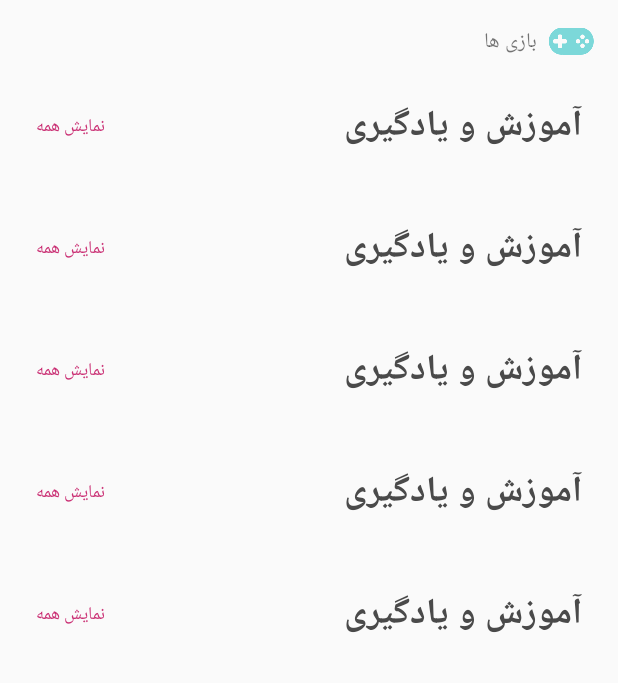
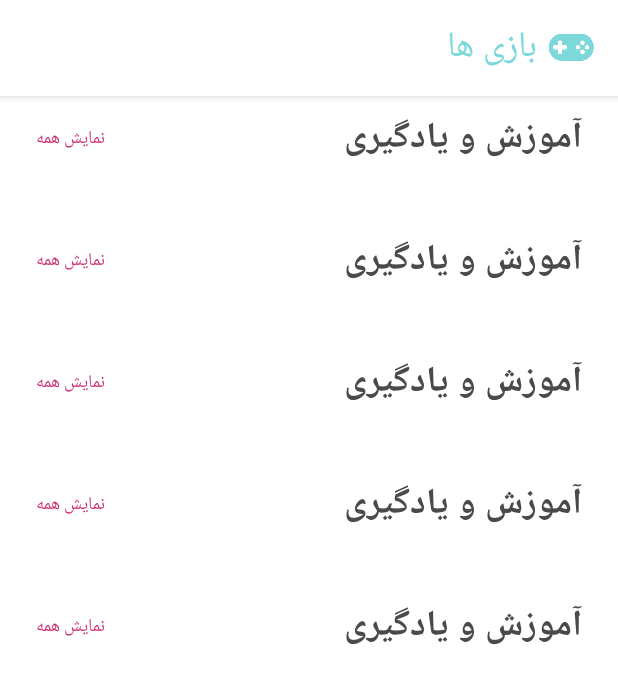
Before and after one commit to Kadouk/Kadouk-Android, an Android app: the layout fragment_game.xml on its own in the app's theme, with its tools: preview values and no code run, on a phone screen of 412 x 824 dp. Shown: the top 683 px of the screen. Run offline under Robolectric (Android 15) with nearby library versions, the phone set to English and light mode, and no system bars.

Commit message:
set toolbar height, clean color file

```diff
--- a/app/src/main/java/com/kadouk/app/ParentPasswordActivity.java
+++ b/app/src/main/java/com/kadouk/app/ParentPasswordActivity.java
@@ -39,7 +39,7 @@ public class ParentPasswordActivity extends AppCompatActivity {
 
         fab = findViewById(R.id.signup_password_fab);
         fab.setEnabled(false);
-        fab.setBackgroundTintList(ColorStateList.valueOf(getResources().getColor(R.color.color_tertiary)));
+        fab.setBackgroundTintList(ColorStateList.valueOf(getResources().getColor(R.color.colorTertiary)));
         EditTextPassword = findViewById(R.id.signup_password_edt);
         EditTextPassword.addTextChangedListener(mTextEditorWatcher);
     }
@@ -85,10 +85,10 @@ public class ParentPasswordActivity extends AppCompatActivity {
 
         public void onTextChanged(CharSequence s, int start, int before, int count) {
             if(s.length() == EditTextMaxLength){
-                fab.setBackgroundTintList(ColorStateList.valueOf(getResources().getColor(R.color.color_secondary)));
+                fab.setBackgroundTintList(ColorStateList.valueOf(getResources().getColor(R.color.colorSecondary)));
                 fab.setEnabled(true);
             }else {
-                fab.setBackgroundTintList(ColorStateList.valueOf(getResources().getColor(R.color.color_tertiary)));
+                fab.setBackgroundTintList(ColorStateList.valueOf(getResources().getColor(R.color.colorTertiary)));
                 fab.setEnabled(false);
             }
         }
--- a/app/src/main/java/com/kadouk/app/SignUpActivity.java
+++ b/app/src/main/java/com/kadouk/app/SignUpActivity.java
@@ -42,7 +42,7 @@ public class SignUpActivity extends AppCompatActivity {
 
         fab = findViewById(R.id.signup_number_fab);
         fab.setEnabled(false);
-        fab.setBackgroundTintList(ColorStateList.valueOf(getResources().getColor(R.color.color_tertiary)));
+        fab.setBackgroundTintList(ColorStateList.valueOf(getResources().getColor(R.color.colorTertiary)));
 
         EditTextNumber = findViewById(R.id.signup_number_edt);
 
@@ -102,10 +102,10 @@ public class SignUpActivity extends AppCompatActivity {
             // inja taghirate text e editText ro motevajeh mishim,
             // ba taghire har char check mikonim ke char ha 11 ta hastan ya na
             if(s.length() == EditTextMaxLength){
-                fab.setBackgroundTintList(ColorStateList.valueOf(getResources().getColor(R.color.color_secondary)));
+                fab.setBackgroundTintList(ColorStateList.valueOf(getResources().getColor(R.color.colorSecondary)));
                 fab.setEnabled(true);
             }else {
-                fab.setBackgroundTintList(ColorStateList.valueOf(getResources().getColor(R.color.color_tertiary)));
+                fab.setBackgroundTintList(ColorStateList.valueOf(getResources().getColor(R.color.colorTertiary)));
                 fab.setEnabled(false);
             }
         }
--- a/app/src/main/java/com/kadouk/app/SignUpProfileActivity.java
+++ b/app/src/main/java/com/kadouk/app/SignUpProfileActivity.java
@@ -38,7 +38,7 @@ public class SignUpProfileActivity extends AppCompatActivity {
         EditTextName = findViewById(R.id.signup_profile_edt_name);
 
         profileFab = findViewById(R.id.signup_profile_fab);
-        profileFab.setBackgroundTintList(ColorStateList.valueOf(getResources().getColor(R.color.color_secondary)));
+        profileFab.setBackgroundTintList(ColorStateList.valueOf(getResources().getColor(R.color.colorSecondary)));
 
         Spinner SpinnerDay = findViewById(R.id.signup_profile_spinner_day);
         Spinner SpinnerMonth = findViewById(R.id.signup_profile_spinner_month);
--- a/app/src/main/res/layout/fragment_game.xml
+++ b/app/src/main/res/layout/fragment_game.xml
@@ -3,13 +3,14 @@
     android:layout_height="match_parent"
     xmlns:tools="http://schemas.android.com/tools"
     tools:context="com.kadouk.app.GameFragment"
+    android:background="@color/bg"
     android:orientation="vertical">
 
     <android.support.v7.widget.Toolbar xmlns:app="http://schemas.android.com/apk/res-auto"
         android:id="@+id/toolbar"
         style="@style/toolbar"
-        android:elevation="@dimen/space_large"
-        app:popupTheme="@style/Theme.AppCompat.DayNight.NoActionBar"
+        android:elevation="@dimen/toolbar_shadow"
+        app:popupTheme="@style/ThemeOverlay.AppCompat.Light"
         app:theme="@style/Theme.AppCompat.DayNight.NoActionBar">
 
 
@@ -21,11 +22,8 @@
             android:src="@mipmap/ic_games" />
 
         <TextView
-            android:id="@+id/show_cat_title"
-            android:layout_width="wrap_content"
-            android:layout_height="wrap_content"
-            android:layout_gravity="end"
-            android:layout_marginRight="@dimen/space_single"
+            android:id="@+id/game_toolbar_title"
+            style="@style/toolbarTitle"
             android:text="@string/games" />
 
     </android.support.v7.widget.Toolbar>
--- a/app/src/main/res/values/colors.xml
+++ b/app/src/main/res/values/colors.xml
@@ -1,28 +1,21 @@
 <?xml version="1.0" encoding="utf-8"?>
 <resources>
-    <color name="colorPrimary">#3F51B5</color>
-    <color name="colorPrimaryDark">#303F9F</color>
-    <color name="colorAccent">#FF4081</color>
-
+    <color name="colorPrimary">#7cd8d9</color>
+    <color name="colorPrimaryDark">#7cd8d9</color>
+    <color name="colorAccent">#ca3074</color>
 
     <color name="snow">#B3fafafa</color>
 
+    <color name="textPrimary">#4a4a4a</color>
 
-
-    <color name="text_primary">#4a4a4a</color>
-
-    <color name="color_primary">#7cd8d9</color>
-
-    <color name="color_accent">#ca3074</color>
-
-    <color name="color_secondary">#9ccc65</color>
+    <color name="colorSecondary">#9ccc65</color>
 
     <color name="bg">#ffffff</color>
 
-    <color name="component_inactive">#d9d9d9</color>
+    <color name="componentInactive">#d9d9d9</color>
 
-    <color name="color_tertiary">#f6c667</color>
+    <color name="colorTertiary">#f6c667</color>
 
-    <color name="text_caption">#757575</color>
+    <color name="textCaption">#757575</color>
 
 </resources>
--- a/app/src/main/res/values/dimens.xml
+++ b/app/src/main/res/values/dimens.xml
@@ -12,5 +12,8 @@
     <dimen name="profile_pic">48dp</dimen>
     <dimen name="zero">0dp</dimen>
     <dimen name="xlarge">64dp</dimen>
+    <dimen name="toolbar_shadow">4dp</dimen>
+    <dimen name="title_text_size">24sp</dimen>
+    <dimen name="toolbar_height">64dp</dimen>
 
 </resources>
--- a/app/src/main/res/values/styles.xml
+++ b/app/src/main/res/values/styles.xml
@@ -9,7 +9,18 @@
 
     <style name="toolbar" parent="AppTheme" >
         <item name="android:layout_width">match_parent</item>
-        <item name="android:layout_height">?attr/actionBarSize</item>
+        <item name="android:layout_height">@dimen/toolbar_height</item>
+        <item name="android:gravity">center_horizontal</item>
+        <item name="android:background">@color/bg</item>
+    </style>
+
+    <style name="toolbarTitle" parent="textView" >
+        <item name="android:layout_width">wrap_content</item>
+        <item name="android:layout_height">wrap_content</item>
+        <item name="android:textColor">@color/colorPrimary</item>
+        <item name="android:textSize">@dimen/title_text_size</item>
+        <item name="android:layout_gravity">end</item>
+        <item name="android:layout_marginRight">@dimen/space_single</item>
     </style>
 
     <style name="recyclerView" parent="AppTheme" >
@@ -68,7 +79,7 @@
         <item name="android:layout_gravity">center_vertical</item>
         <item name="android:layout_marginLeft">@dimen/space_large</item>
         <item name="android:text">@string/open_category</item>
-        <item name="android:textColor">@color/color_accent</item>
+        <item name="android:textColor">@color/colorAccent</item>
         <item name="android:textSize">12sp</item>
 
     </style>
@@ -77,9 +88,9 @@
         <item name="android:layout_gravity">center_vertical</item>
         <item name="android:layout_marginRight">@dimen/space_large</item>
         <item name="android:text">@string/app_category</item>
-        <item name="android:textSize">24sp</item>
+        <item name="android:textSize">@dimen/title_text_size</item>
         <item name="android:textStyle">bold</item>
-        <item name="android:textColor">@color/text_primary</item>
+        <item name="android:textColor">@color/textPrimary</item>
     </style>
 
     <style name="appNameTextView" parent="textView">
@@ -87,14 +98,14 @@
         <item name="android:layout_marginRight">@dimen/space_double</item>
         <item name="android:textSize">20sp</item>
         <item name="android:textStyle">bold</item>
-        <item name="android:textColor">@color/text_primary</item>
+        <item name="android:textColor">@color/textPrimary</item>
     </style>
 
     <style name="appDescTextView" parent="textView">
         <item name="android:layout_gravity">end</item>
         <item name="android:layout_marginRight">@dimen/space_double</item>
         <item name="android:textSize">12sp</item>
-        <item name="android:textColor">@color/text_caption</item>
+        <item name="android:textColor">@color/textCaption</item>
         <item name="android:layout_marginTop">@dimen/space_single</item>
     </style>
 
@@ -102,7 +113,7 @@
         <item name="android:layout_gravity">end</item>
         <item name="android:layout_marginRight">@dimen/space_double</item>
         <item name="android:textSize">12sp</item>
-        <item name="android:textColor">@color/text_caption</item>
+        <item name="android:textColor">@color/textCaption</item>
         <item name="android:layout_marginTop">@dimen/space_single</item>
     </style>
 
```
Also changed, not shown: app/src/main/java/com/kadouk/app/SignUpEnterCodeActivity.java (+4 -4 lines), app/src/main/res/xml/bottombar_tabs.xml (+8 -8 lines).
